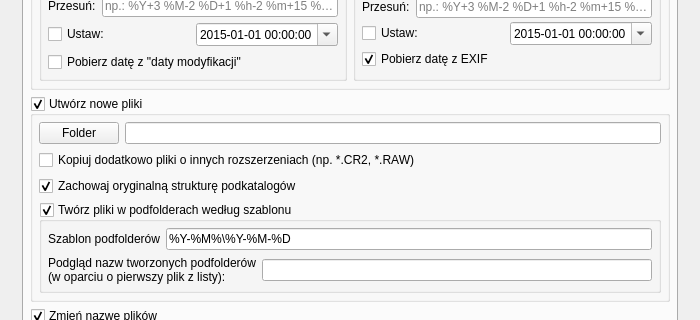
The window that PhotoDateOrganizer/MainWindow.ui (killdaclick/photodateorganizer) describes before a commit, drawn with Qt 5; both pictures show x 0 to 700 and y 351 to 671 of the 700 by 923 pixel window.
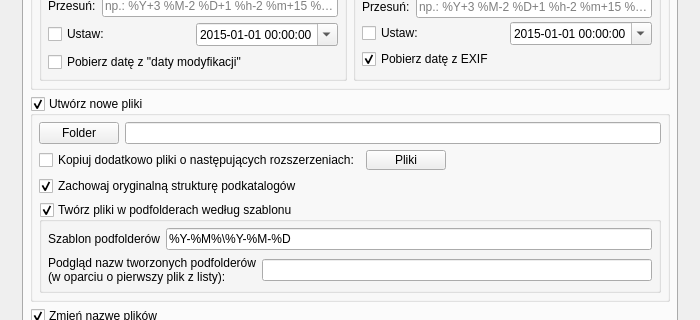
The same window after the commit. Icons and pictures are not drawn. Custom widgets are drawn as their Qt base class.

Commit message: Copy additional files extension added (small bugs to fix).

```diff
--- a/PhotoDateOrganizer/MainWindow.ui
+++ b/PhotoDateOrganizer/MainWindow.ui
@@ -714,14 +714,66 @@
                 </layout>
                </item>
                <item>
-                <widget class="QCheckBox" name="copyAdditionalFiles">
-                 <property name="toolTip">
-                  <string>Podczas tworzenia nowych plików JPG, kopiowane są pliki o różnych rozszerzeniach. Przydatne gdy np. posiadamy w tym samym katalogu pliki graficzne w innym formacie (np. RAW, czy CR2) lub filmy, które chcemy aby znalazły się w folderze docelowym. Dla kopiowanych dodatkowych plików wykorzystywana jest data modyfikacji pliku</string>
+                <layout class="QHBoxLayout" name="horizontalLayout_9">
+                 <property name="topMargin">
+                  <number>0</number>
                  </property>
-                 <property name="text">
-                  <string>Kopiuj dodatkowo pliki o innych rozszerzeniach (np. *.CR2, *.RAW)</string>
-                 </property>
-                </widget>
+                 <item>
+                  <widget class="QCheckBox" name="copyAdditionalFiles">
+                   <property name="toolTip">
+                    <string>Podczas tworzenia nowych plików, kopiowane są dodatkowo pliki o wybranych rozszerzeniach. Jeżeli wykorzystywane jest sortowanie według daty,to, o ile to możliwe, informacje pobierane są według kolejności: metadane EXIF, data modyfikacji pliku</string>
+                   </property>
+                   <property name="text">
+                    <string>Kopiuj dodatkowo pliki o następujących rozszerzeniach:</string>
+                   </property>
+                  </widget>
+                 </item>
+                 <item>
+                  <widget class="QPushButton" name="chooseAdditionalFiles">
+                   <property name="sizePolicy">
+                    <sizepolicy hsizetype="Minimum" vsizetype="Minimum">
+                     <horstretch>0</horstretch>
+                     <verstretch>0</verstretch>
+                    </sizepolicy>
+                   </property>
+                   <property name="maximumSize">
+                    <size>
+                     <width>16777215</width>
+                     <height>20</height>
+                    </size>
+                   </property>
+                   <property name="toolTip">
+                    <string>Wybierz rozszerzenia dodatkowo kopiowanych plików</string>
+                   </property>
+                   <property name="text">
+                    <string>Pliki</string>
+                   </property>
+                   <property name="icon">
+                    <iconset resource="resource.qrc">
+                     <normaloff>:/icons/rubber/icons/rubber-icons/pictures_folder.ico</normaloff>:/icons/rubber/icons/rubber-icons/pictures_folder.ico</iconset>
+                   </property>
+                   <property name="iconSize">
+                    <size>
+                     <width>16</width>
+                     <height>16</height>
+                    </size>
+                   </property>
+                  </widget>
+                 </item>
+                 <item>
+                  <spacer name="horizontalSpacer_2">
+                   <property name="orientation">
+                    <enum>Qt::Horizontal</enum>
+                   </property>
+                   <property name="sizeHint" stdset="0">
+                    <size>
+                     <width>40</width>
+                     <height>20</height>
+                    </size>
+                   </property>
+                  </spacer>
+                 </item>
+                </layout>
                </item>
                <item>
                 <widget class="QCheckBox" name="saveOrgSubfolders">
```
Left out of the diff: 2 changed lines with no effect on the pictures. The commit also changes 4 other files.
